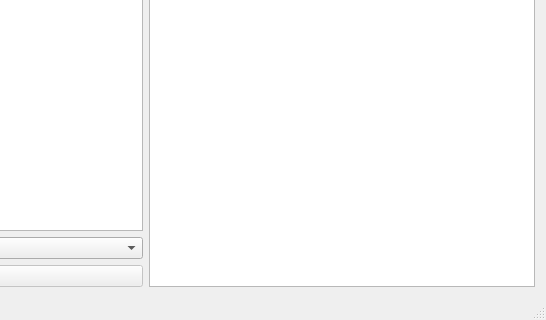
The window that sources/mainwindow.ui (ElanGroup/freelance-navigator) describes before a commit, drawn with Qt 5; both pictures show x 254 to 800 and y 280 to 600 of the 800 by 600 pixel window.
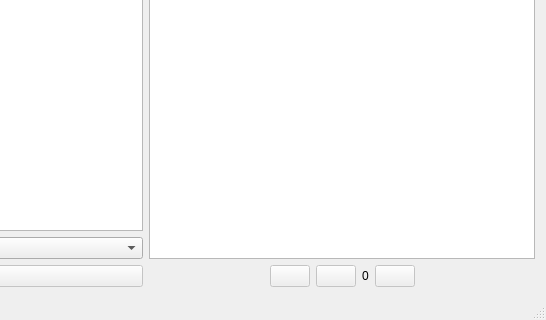
The same window after the commit. Icons and pictures are not drawn.

The edit to the form file:
```diff
--- a/sources/mainwindow.ui
+++ b/sources/mainwindow.ui
@@ -98,7 +98,108 @@
      </layout>
     </item>
     <item>
-     <widget class="QListView" name="jobsListView"/>
+     <layout class="QVBoxLayout" name="verticalLayout_2">
+      <item>
+       <widget class="QListView" name="jobsListView"/>
+      </item>
+      <item>
+       <layout class="QHBoxLayout" name="horizontalLayout_3">
+        <item>
+         <spacer name="horizontalSpacer_2">
+          <property name="orientation">
+           <enum>Qt::Horizontal</enum>
+          </property>
+          <property name="sizeHint" stdset="0">
+           <size>
+            <width>40</width>
+            <height>20</height>
+           </size>
+          </property>
+         </spacer>
+        </item>
+        <item>
+         <widget class="QPushButton" name="firstPageButton">
+          <property name="enabled">
+           <bool>false</bool>
+          </property>
+          <property name="toolTip">
+           <string>First page</string>
+          </property>
+          <property name="text">
+           <string/>
+          </property>
+          <property name="icon">
+           <iconset resource="freelancenavigator.qrc">
+            <normaloff>:/Resources/go-first.png</normaloff>:/Resources/go-first.png</iconset>
+          </property>
+          <property name="iconSize">
+           <size>
+            <width>20</width>
+            <height>20</height>
+           </size>
+          </property>
+         </widget>
+        </item>
+        <item>
+         <widget class="QPushButton" name="previousPageButton">
+          <property name="enabled">
+           <bool>false</bool>
+          </property>
+          <property name="toolTip">
+           <string>Previous page</string>
+          </property>
+          <property name="text">
+           <string/>
+          </property>
+          <property name="icon">
+           <iconset resource="freelancenavigator.qrc">
+            <normaloff>:/Resources/go-previous.png</normaloff>:/Resources/go-previous.png</iconset>
+          </property>
+         </widget>
+        </item>
+        <item>
+         <widget class="QLabel" name="pageLabel">
+          <property name="toolTip">
+           <string>Current page</string>
+          </property>
+          <property name="text">
+           <string>0</string>
+          </property>
+         </widget>
+        </item>
+        <item>
+         <widget class="QPushButton" name="nextPageButton">
+          <property name="enabled">
+           <bool>false</bool>
+          </property>
+          <property name="toolTip">
+           <string>Next page</string>
+          </property>
+          <property name="text">
+           <string/>
+          </property>
+          <property name="icon">
+           <iconset resource="freelancenavigator.qrc">
+            <normaloff>:/Resources/go-next.png</normaloff>:/Resources/go-next.png</iconset>
+          </property>
+         </widget>
+        </item>
+        <item>
+         <spacer name="horizontalSpacer">
+          <property name="orientation">
+           <enum>Qt::Horizontal</enum>
+          </property>
+          <property name="sizeHint" stdset="0">
+           <size>
+            <width>40</width>
+            <height>20</height>
+           </size>
+          </property>
+         </spacer>
+        </item>
+       </layout>
+      </item>
+     </layout>
     </item>
    </layout>
   </widget>
```
Left out of the diff: 4 changed lines with no effect on the pictures.
